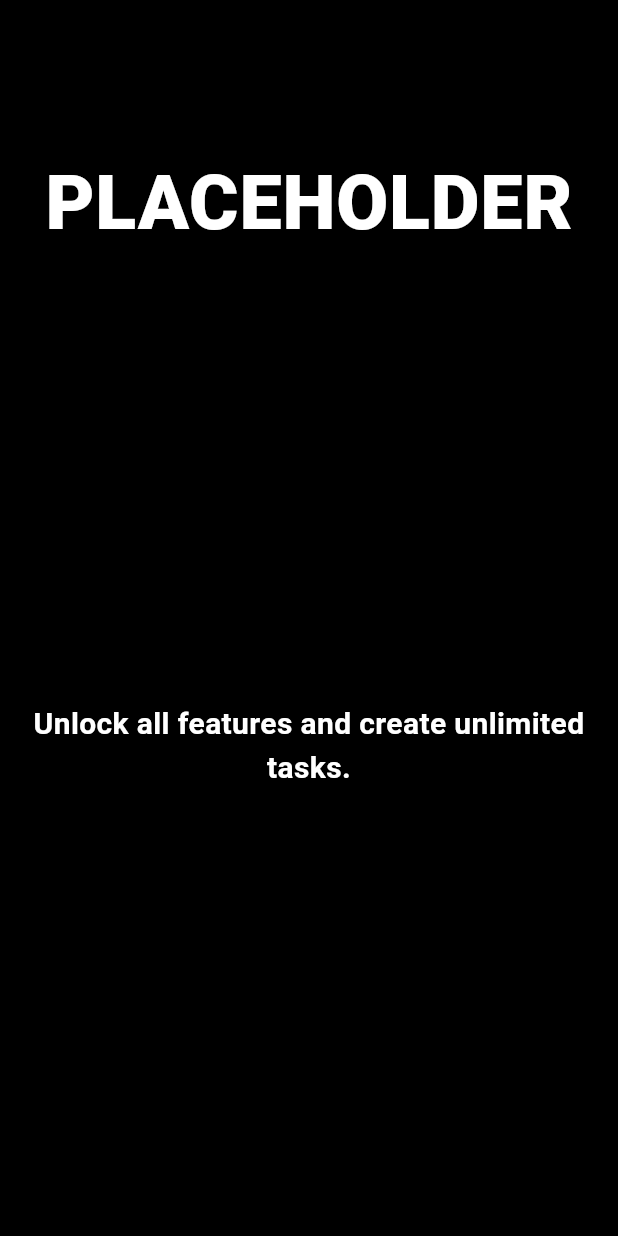
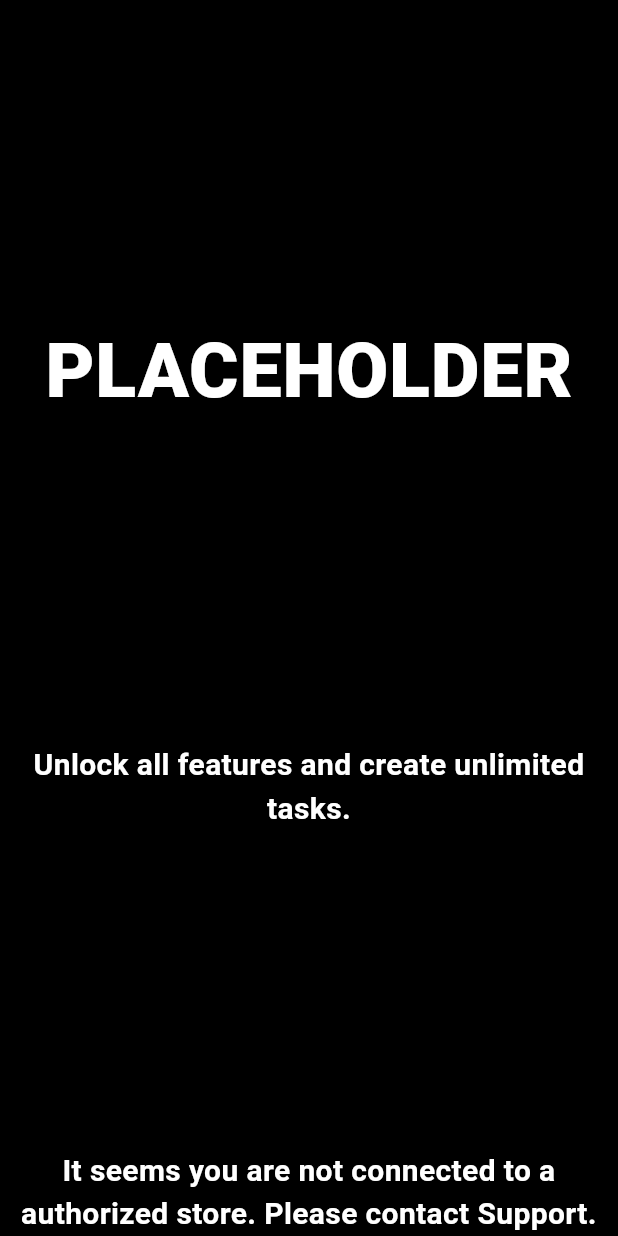
Before and after one commit to Morne-le-Roux/placeholder_app, a Flutter app: the Paywall screen opened directly, on a phone screen of 412 x 824 dp. Run offline on Flutter 3.47's test engine with Material 3 defaults, Android fonts, the phone set to English and light mode, and no system bars; drawn by our look-alikes of sentry_flutter; our stand-ins replace equatable, flutter_bloc, flutter_dotenv, flutter_secure_storage, flutter_slidable, gap and 1 more; missing offline and left inert: purchases_flutter; accounts and stored records are empty; network calls fail; statements that could not run were skipped.

Commit message:
Add user limits and payment checks; refactor navigation and task handling

```diff
--- a/lib/core/constants/constants.dart
+++ b/lib/core/constants/constants.dart
@@ -5,6 +5,7 @@ import 'package:flutter/material.dart';
 class Constants {
   static const _Colors colors = _Colors();
   static const _TextStyles textStyles = _TextStyles();
+  static const _Limits limits = _Limits();
 }
 
 class _Colors {
@@ -36,3 +37,11 @@ class _TextStyles {
   final TextStyle data = const TextStyle(
       fontSize: 12, fontWeight: FontWeight.w300, fontStyle: FontStyle.italic);
 }
+
+class _Limits {
+  const _Limits();
+
+  final int taskCountLimitPerUser = 3;
+  final int userCountLimit = 2;
+  final bool canViewDashboardOnFree = false;
+}
--- a/lib/features/payment/views/paywall.dart
+++ b/lib/features/payment/views/paywall.dart
@@ -2,7 +2,6 @@ import 'dart:developer';
 
 import 'package:flutter/material.dart';
 import 'package:flutter_bloc/flutter_bloc.dart';
-import 'package:gap/gap.dart';
 import 'package:intl/intl.dart';
 import 'package:placeholder/core/constants/constants.dart';
 import 'package:placeholder/core/usecases/snack.dart';
@@ -20,6 +19,7 @@ class Paywall extends StatefulWidget {
 
 class _PaywallState extends State<Paywall> {
   AuthCubit get appCubit => context.read<AuthCubit>();
+  bool canMakePayments = false;
 
   @override
   void initState() {
@@ -28,8 +28,9 @@ class _PaywallState extends State<Paywall> {
   }
 
   Future<void> init() async {
+    canMakePayments = await Purchases.canMakePayments();
     setState(() => loading = true);
-    appCubit.getSubscriptions();
+    await appCubit.getSubscriptions();
     setState(() => loading = false);
   }
 
@@ -45,7 +46,7 @@ class _PaywallState extends State<Paywall> {
                 padding: const EdgeInsets.symmetric(horizontal: 10),
                 child: Column(
                   children: [
-                    Gap(100),
+                    Expanded(child: SizedBox()),
                     Container(
                       padding: EdgeInsets.symmetric(
                         horizontal: 20,
@@ -67,6 +68,12 @@ class _PaywallState extends State<Paywall> {
                       textAlign: TextAlign.center,
                     ),
                     Expanded(child: SizedBox()),
+                    if (!canMakePayments)
+                      Text(
+                        "It seems you are not connected to a authorized store. Please contact Support.",
+                        style: Constants.textStyles.title2,
+                        textAlign: TextAlign.center,
+                      ),
                     BlocBuilder<AuthCubit, AuthState>(
                       builder: (context, state) {
                         return Column(
```
Also changed, not shown: lib/core/usecases/nav.dart (+24 -7 lines), lib/features/auth/usecases/can_create_user.dart (added, +22 -0 lines), lib/features/auth/views/choose_user.dart (+6 -1 lines), lib/features/home/widgets/user_list.dart (+7 -1 lines), lib/features/tasks/usecases/can_add_tasks.dart (added, +23 -0 lines), lib/features/tasks/widgets/task_card.dart (+19 -20 lines), 1 other file.
